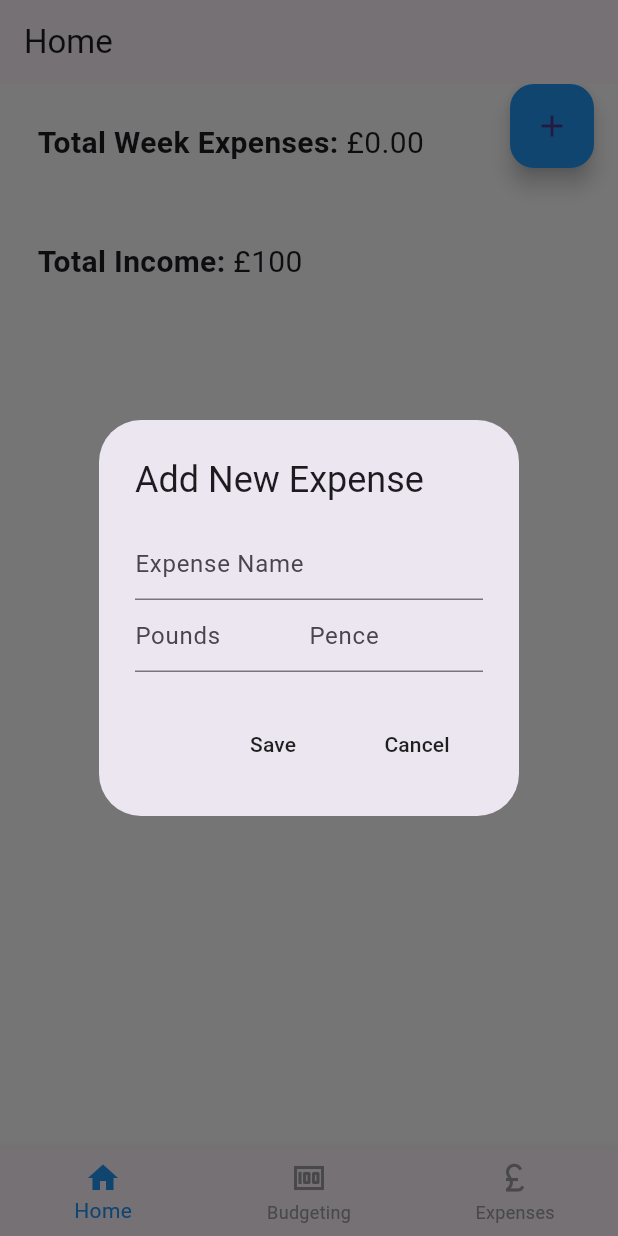
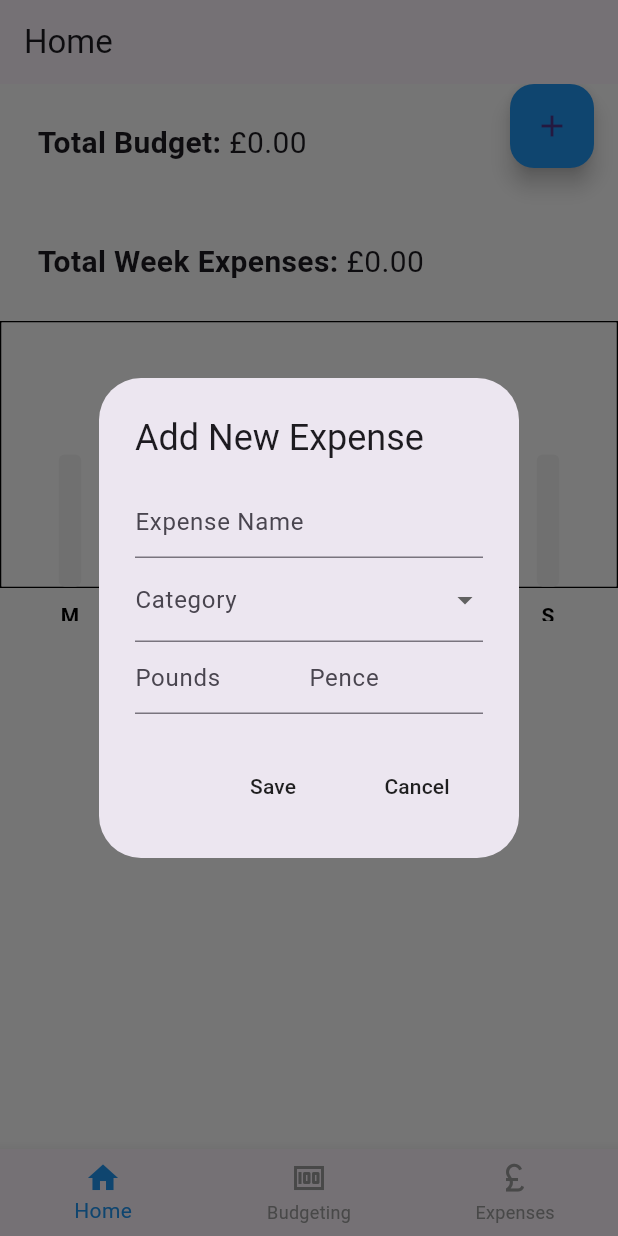
Before and after one commit to LTownsend99/Budget_App, a Flutter app: the screen it shows after launch, after a tap on the "add" icon, on a phone screen of 412 x 824 dp. Run offline on Flutter 3.47's test engine with Material 3 defaults, Android fonts, the phone set to English and light mode, and no system bars; drawn by our look-alikes of fl_chart; our stand-ins replace flutter_slidable, hive, hive_flutter; accounts and stored records are empty.

Commit message:
Fix home page display of the budget and Total week expenses and added categories for expenses added

```diff
--- a/lib/components/expense_summary.dart
+++ b/lib/components/expense_summary.dart
@@ -80,8 +80,7 @@ class ExpenseSummaryState extends State<ExpenseSummary> {
     return weekTotal;
   }
 
-  double getTotalExpenses()
-  {
+  double getTotalExpenses() {
     return totalExpenses;
   }
 
@@ -117,10 +116,11 @@ class ExpenseSummaryState extends State<ExpenseSummary> {
               child: Row(
                 children: [
                   const Text(
-                    'Week Total: ',
-                    style: TextStyle(fontWeight: FontWeight.bold),
+                    'Total Week Expenses: ',
+                    style: TextStyle(fontWeight: FontWeight.bold, fontSize: 20),
+
                   ),
-                  Text('\£$weekTotal'),
+                  Text('\£$weekTotal', style: const TextStyle(fontSize: 20)),
                 ],
               ),
             ),
--- a/lib/components/expense_tile.dart
+++ b/lib/components/expense_tile.dart
@@ -4,6 +4,7 @@ import 'package:flutter_slidable/flutter_slidable.dart';
 
 class ExpenseTile extends StatelessWidget {
   final String name;
+  final String category;
   final String amount;
   final DateTime dateTime;
   void Function(BuildContext)? deleteTapped;
@@ -11,13 +12,29 @@ class ExpenseTile extends StatelessWidget {
   ExpenseTile({
     super.key,
     required this.name,
+    required this.category,
     required this.amount,
     required this.dateTime,
     required this.deleteTapped,
   });
 
+  // Define a map that associates each category with a color
+  final Map<String, Color> categoryColors = {
+    'Food & Drink': Colors.lightGreen,
+    'Transport': Colors.lightBlueAccent,
+    'Leisure': Colors.orange,
+    'Utilities': Colors.grey,
+    'Savings': Colors.purpleAccent,
+    'Other': Colors.yellow,
+
+    // Add more categories and corresponding colors as needed
+  };
+
   @override
   Widget build(BuildContext context) {
+    // Get the color for the category, defaulting to a fallback color if not found
+    Color backgroundColor = categoryColors[category] ?? Colors.grey;
+
     return Slidable(
       endActionPane: ActionPane(
         motion: const StretchMotion(),
@@ -32,6 +49,9 @@ class ExpenseTile extends StatelessWidget {
         ],
       ),
       child: ListTile(
+        // Set the background color of the ListTile based on the category
+        tileColor: backgroundColor,
+        leading: Text(category, style: const TextStyle(color: Colors.black, fontSize: 11)),
         title: Text(name),
         subtitle: Text(convertDateTimeToString(dateTime)),
         trailing: Text('£$amount'),
--- a/lib/data/budget_data.dart
+++ b/lib/data/budget_data.dart
@@ -1,5 +1,4 @@
 import 'package:budget_app/data/hive_database.dart';
-import 'package:budget_app/models/budget_item.dart';
 import 'package:flutter/cupertino.dart';
 
 class BudgetData extends ChangeNotifier {
@@ -16,6 +15,8 @@ class BudgetData extends ChangeNotifier {
   //prepare data to display
   final db = HiveDataBase();
 
+
+
   void prepareData() {
     budget = db.readBudgetData();
     notifyListeners();
@@ -29,4 +30,6 @@ class BudgetData extends ChangeNotifier {
     budget = newBudget;
     notifyListeners();
   }
+
+
 }
--- a/lib/data/hive_database.dart
+++ b/lib/data/hive_database.dart
@@ -1,9 +1,8 @@
-import 'package:budget_app/models/budget_item.dart';
 import 'package:budget_app/models/expense_item.dart';
 import 'package:hive/hive.dart';
 
 class HiveDataBase {
-  final _myBox = Hive.box("expense_database2");
+  final _myBox = Hive.box("expense_database3");
 
   // Write data
   void saveData(List<ExpenseItem> allExpenses) {
@@ -12,6 +11,7 @@ class HiveDataBase {
     for (var expense in allExpenses) {
       List<dynamic> expenseFormatted = [
         expense.name,
+        expense.category,
         expense.amount,
         expense.dateTime,
       ];
@@ -26,33 +26,27 @@ class HiveDataBase {
     _myBox.put("BUDGET", budget);
   }
 
-
   // Read data
   List<ExpenseItem> readData() {
     List savedExpenses = _myBox.get("ALL_EXPENSES") ?? [];
     List<ExpenseItem> allExpenses = [];
 
-    for(int i = 0; i < savedExpenses.length; i++)
-      {
-        String name = savedExpenses[i][0];
-        String amount = savedExpenses[i][1];
-        DateTime dateTime = savedExpenses[i][2];
+    for (int i = 0; i < savedExpenses.length; i++) {
+      String name = savedExpenses[i][0];
+      String category = savedExpenses[i][1];
+      String amount = savedExpenses[i][2];
+      DateTime dateTime = savedExpenses[i][3];
 
-        ExpenseItem expense = ExpenseItem(
-            name: name,
-            amount: amount,
-            dateTime: dateTime);
+      ExpenseItem expense = ExpenseItem(
+          name: name, amount: amount, dateTime: dateTime, category: category);
 
-        allExpenses.add(expense);
-
-      }
+      allExpenses.add(expense);
+    }
 
     return allExpenses;
   }
 
   String readBudgetData() {
-
     return _myBox.get("BUDGET", defaultValue: '0.00');
   }
-
 }
--- a/lib/main.dart
+++ b/lib/main.dart
@@ -3,7 +3,6 @@ import 'package:budget_app/data/expense_data.dart';
 import 'package:budget_app/pages/home.dart';
 import 'package:flutter/material.dart';
 import 'package:hive_flutter/adapters.dart';
-import 'package:path_provider/path_provider.dart';
 import 'package:provider/provider.dart';
 
 void main() async {
@@ -13,7 +12,7 @@ void main() async {
   await Hive.initFlutter();
 
   // Open hive box
-  await Hive.openBox("expense_database2");
+  await Hive.openBox("expense_database3");
 
   runApp(const MyApp());
 }
--- a/lib/models/expense_item.dart
+++ b/lib/models/expense_item.dart
@@ -1,11 +1,13 @@
 class ExpenseItem
 {
   final String name;
+  final String category;
   final String amount;
   final DateTime dateTime;
 
   ExpenseItem({
     required this.name,
+    required this.category,
     required this.amount,
     required this.dateTime,
   }) ;
--- a/lib/pages/expenses.dart
+++ b/lib/pages/expenses.dart
@@ -38,6 +38,7 @@ class _MyExpensePageState extends State<ExpensesPage>
             itemCount: value.getOverallExpenses().length,
             itemBuilder: (context, index) => ExpenseTile(
               name: value.getOverallExpenses()[index].name,
+              category: value.getOverallExpenses()[index].category,
               amount: value.getOverallExpenses()[index].amount,
               dateTime: value.getOverallExpenses()[index].dateTime,
               deleteTapped: (p0) =>
--- a/lib/pages/home.dart
+++ b/lib/pages/home.dart
@@ -1,9 +1,9 @@
 import 'package:budget_app/components/expense_summary.dart';
 import 'package:budget_app/data/expense_data.dart';
+import 'package:budget_app/data/budget_data.dart'; // Import BudgetData
 import 'package:budget_app/models/expense_item.dart';
 import 'package:budget_app/pages/budgeting.dart';
 import 'package:budget_app/pages/expenses.dart';
-import 'package:flutter/cupertino.dart';
 import 'package:flutter/material.dart';
 import 'package:provider/provider.dart';
 
@@ -21,36 +21,57 @@ class _MyHomePageState extends State<HomePage> {
   final GlobalKey<ExpenseSummaryState> expenseSummaryKey =
   GlobalKey<ExpenseSummaryState>();
   int selectedIndex = 0;
+  final List<String> categories = [
+    'Food & Drink',
+    'Transport',
+    'Leisure',
+    'Utilities',
+    'Savings',
+    'Other'
+  ];
+  String selectedCategory = 'Food & Drink';
 
   @override
   void initState() {
     super.initState();
-    WidgetsBinding.instance!.addPostFrameCallback((_) {
+    WidgetsBinding.instance.addPostFrameCallback((_) {
       Provider.of<ExpenseData>(context, listen: false).prepareData();
-      setState(() {});
+      Provider.of<BudgetData>(context, listen: false)
+          .prepareData(); // Prepare budget data
     });
   }
 
-  // Add new expense method
   void addNewExpense() {
     showDialog(
       context: context,
-      builder: (context) => AlertDialog(
+      builder: (context) =>
+          AlertDialog(
             title: const Text('Add New Expense'),
             content: Column(
               mainAxisSize: MainAxisSize.min,
               children: [
-            // Expense name
                 TextField(
                   controller: newExpenseNameController,
                   decoration: const InputDecoration(
                     hintText: "Expense Name",
                   ),
                 ),
-            // Expense amount
+                DropdownButtonFormField(
+                  items: categories.map((String category) {
+                    return DropdownMenuItem<String>(
+                      value: category,
+                      child: Text(category),
+                    );
+                  }).toList(),
+                  onChanged: (newValue) {
+                    setState(() {
+                      selectedCategory = newValue!;
+                    });
+                  },
+                  decoration: const InputDecoration(labelText: 'Category'),
+                ),
                 Row(
                   children: [
-                // Pounds
                     Expanded(
                       child: TextField(
                         controller: newExpensePoundController,
@@ -60,7 +81,6 @@ class _MyHomePageState extends State<HomePage> {
                         ),
                       ),
                     ),
-                // Pence
                     Expanded(
                       child: TextField(
                         controller: newExpensePenceController,
@@ -72,16 +92,13 @@ class _MyHomePageState extends State<HomePage> {
                     ),
                   ],
                 ),
-            // Expense date
               ],
             ),
             actions: [
-          // Save button
               MaterialButton(
                 onPressed: save,
                 child: const Text('Save'),
               ),
-          // Cancel button
               MaterialButton(
                 onPressed: cancel,
                 child: const Text('Cancel'),
@@ -91,7 +108,6 @@ class _MyHomePageState extends State<HomePage> {
     );
   }
 
-  // Save method
   void save() {
     if (newExpenseNameController.text.isNotEmpty &&
         newExpensePoundController.text.isNotEmpty &&
@@ -102,36 +118,35 @@ class _MyHomePageState extends State<HomePage> {
         name: newExpenseNameController.text,
         amount: amount,
         dateTime: DateTime.now(),
+        category: selectedCategory,
       );
       Provider.of<ExpenseData>(context, listen: false)
           .addNewExpense(newExpenseItem);
     }
 
+    setState(() {}); // Ensure the widget rebuilds after adding a new expense
     Navigator.pop(context);
     clear();
   }
 
-  // Cancel method
   void cancel() {
     Navigator.pop(context);
     clear();
   }
 
-  // Clear method
   void clear() {
     newExpensePoundController.clear();
     newExpensePenceController.clear();
     newExpenseNameController.clear();
+    selectedCategory = categories.first;
   }
 
-  // Method to handle item tap in bottom navigation bar
   void onItemTapped(int index) {
     setState(() {
       selectedIndex = index;
     });
   }
 
-  // Check if the current page is either home or expenses page
   bool isExpenseOrHomePage() {
     return selectedIndex == 0 || selectedIndex == 2;
   }
@@ -139,10 +154,9 @@ class _MyHomePageState extends State<HomePage> {
   @override
   Widget build(BuildContext context) {
     List<Widget> pages = [
-      Consumer<ExpenseData>(
-        builder: (context, value, child) {
-          final weekTotal =
-              expenseSummaryKey.currentState?.getWeekTotal() ?? '0.00';
+      Consumer2<ExpenseData, BudgetData>(
+        builder: (context, expenseData, budgetData, child) {
+          final budget = budgetData.getBudgetAmount();
           return ListView(
             children: [
               Padding(
@@ -150,26 +164,18 @@ class _MyHomePageState extends State<HomePage> {
                 child: Row(
                   children: [
                     const Text(
-                      'Total Week Expenses: ',
+                      'Total Budget: ',
                       style:
                       TextStyle(fontWeight: FontWeight.bold, fontSize: 20),
                     ),
-                    Text('£$weekTotal', style: const TextStyle(fontSize: 20)),
+                    Text('£$budget', style: const TextStyle(fontSize: 20)),
                   ],
                 ),
               ),
-              const Padding(
-                padding: EdgeInsets.all(25.0),
-                child: Row(
-                  children: [
-                    Text(
-                      'Total Income: ',
-                      style:
-                          TextStyle(fontWeight: FontWeight.bold, fontSize: 20),
-                    ),
-                    Text('£100', style: TextStyle(fontSize: 20)),
-                  ],
-                ),
+              ExpenseSummary(
+                key: expenseSummaryKey,
+                startOfWeek:
+                Provider.of<ExpenseData>(context).startOfWeekDate(),
               ),
             ],
           );
@@ -198,7 +204,7 @@ class _MyHomePageState extends State<HomePage> {
               child: FloatingActionButton(
                 backgroundColor: Colors.blue,
                 onPressed: addNewExpense,
-                child: Icon(Icons.add),
+                child: const Icon(Icons.add),
               ),
             ),
           ),
```
Lines whose indentation alone changed are shown as unchanged.
